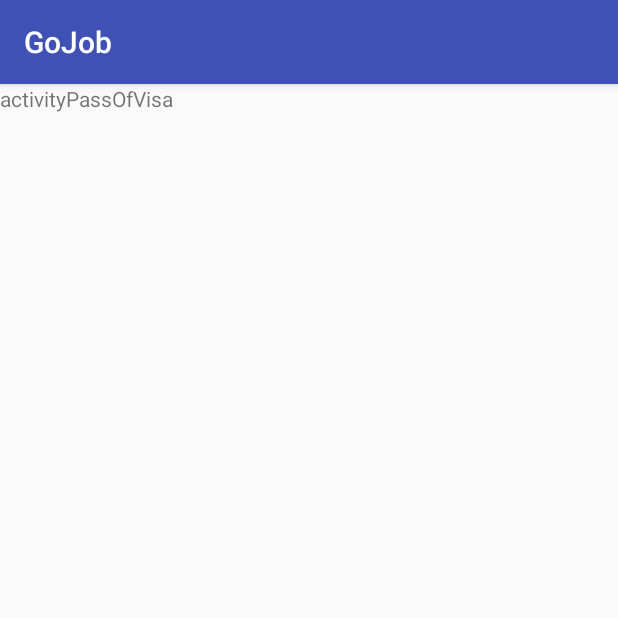
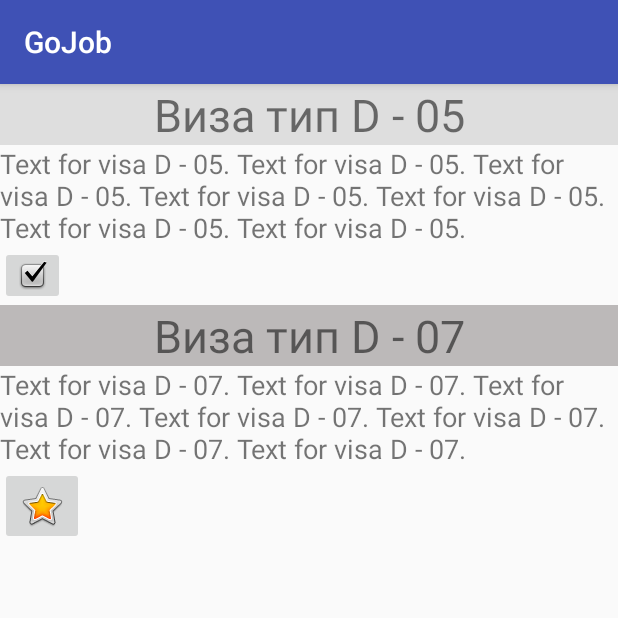
Before and after one commit to RomanDnipro/Epic1, an Android app: the TypeOfVisaActivity screen opened directly, with no data from a screen before it, on a phone screen of 412 x 824 dp, the top half of it. Run offline under Robolectric (Android 15) with nearby library versions, the phone set to English and light mode, and no system bars.

Commit message:
activity_type_of_visa

```diff
--- a/app/src/main/res/layout/activity_type_of_visa.xml
+++ b/app/src/main/res/layout/activity_type_of_visa.xml
@@ -1,14 +1,64 @@
 <?xml version="1.0" encoding="utf-8"?>
-<android.support.constraint.ConstraintLayout xmlns:android="http://schemas.android.com/apk/res/android"
+<LinearLayout xmlns:android="http://schemas.android.com/apk/res/android"
     xmlns:app="http://schemas.android.com/apk/res-auto"
     xmlns:tools="http://schemas.android.com/tools"
     android:layout_width="match_parent"
     android:layout_height="match_parent"
+    android:orientation="vertical"
     tools:context="com.example.roman.epic1.TypeOfVisaActivity">
 
     <TextView
-        android:id="@+id/textView2"
+        android:id="@+id/tv_visa_d_05"
+        android:layout_width="match_parent"
+        android:layout_height="wrap_content"
+        android:background="@color/top_header_background"
+        android:text="@string/type_of_visa_d_05"
+        android:textAlignment="center"
+        android:textSize="30sp"
+        app:layout_constraintBottom_toBottomOf="parent"
+        app:layout_constraintLeft_toLeftOf="parent"
+        app:layout_constraintRight_toRightOf="parent"
+        app:layout_constraintTop_toTopOf="parent" />
+
+    <TextView
+        android:id="@+id/tv_text_for_visa_d_05"
+        android:layout_width="match_parent"
+        android:layout_height="wrap_content"
+        android:text="@string/text_for_visa_d_05"
+        android:textSize="18sp" />
+
+    <LinearLayout
+        android:layout_width="match_parent"
+        android:layout_height="wrap_content"
+        android:orientation="vertical">
+
+        <ImageButton
+            android:id="@+id/bt_for_visa_d_05"
+            android:layout_width="wrap_content"
+            android:layout_height="wrap_content"
+            app:srcCompat="@android:drawable/checkbox_on_background" />
+    </LinearLayout>
+
+    <TextView
+        android:id="@+id/tv_visa_d_07"
+        android:layout_width="match_parent"
+        android:layout_height="wrap_content"
+        android:background="@color/bottom_header_background"
+        android:text="@string/type_of_visa_d_07"
+        android:textAlignment="center"
+        android:textSize="30sp" />
+
+    <TextView
+        android:id="@+id/tv_text_for_visa_d_07"
+        android:layout_width="match_parent"
+        android:layout_height="wrap_content"
+        android:text="@string/text_for_visa_d_07"
+        android:textSize="18sp" />
+
+    <ImageButton
+        android:id="@+id/bt_for_visa_d_07"
         android:layout_width="wrap_content"
         android:layout_height="wrap_content"
-        android:text="activityPassOfVisa" />
-</android.support.constraint.ConstraintLayout>
+        app:srcCompat="@android:drawable/btn_star_big_on" />
+
+</LinearLayout>
--- a/app/src/main/res/values/strings.xml
+++ b/app/src/main/res/values/strings.xml
@@ -11,4 +11,8 @@
     <string name="text_for_registeration_your_self">Text for registration your self. Text for registration your self. Text for registration your self. Text for registration your self. Text for registration your self. Text for registration your self.</string>
     <string name="text_for_need_help">Text for need help. Text for need help. Text for need help. Text for need help. Text for need help. Text for need help. Text for need help.</string>
     <string name="need_help">Нужна помощь</string>
+    <string name="text_for_visa_d_05">Text for visa D - 05. Text for visa D - 05. Text for visa D - 05. Text for visa D - 05. Text for visa D - 05. Text for visa D - 05. Text for visa D - 05.</string>
+    <string name="type_of_visa_d_05">Виза тип D - 05</string>
+    <string name="type_of_visa_d_07">Виза тип D - 07</string>
+    <string name="text_for_visa_d_07">Text for visa D - 07. Text for visa D - 07. Text for visa D - 07. Text for visa D - 07. Text for visa D - 07. Text for visa D - 07. Text for visa D - 07.</string>
 </resources>
```
